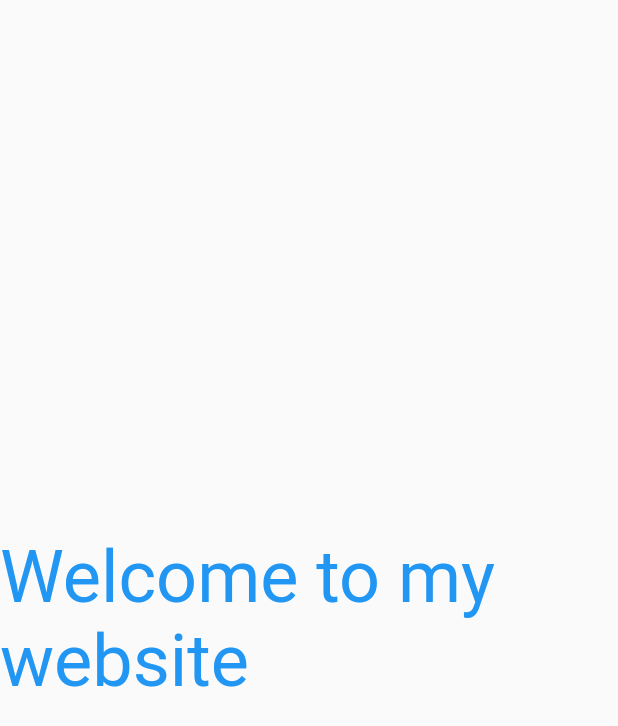
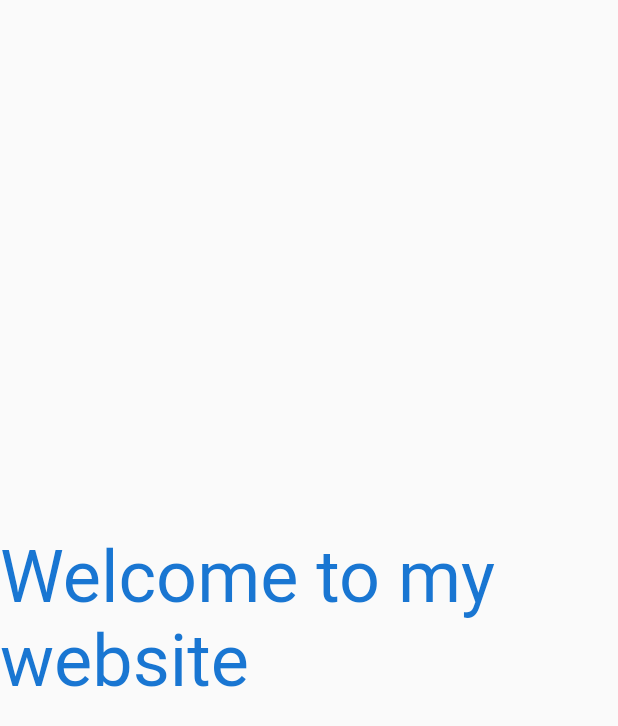
Before and after one commit to xihadulislam/xihadulislam.github.io, a Flutter app: the screen it shows after launch, on a phone screen of 412 x 824 dp. Shown: the top 726 px of the screen. Run offline on Flutter 3.47's test engine with Material 2 defaults, Android fonts, the light colour scheme and no system bars.

Commit message:
init commit..

```diff
--- a/lib/main.dart
+++ b/lib/main.dart
@@ -40,7 +40,7 @@ class _MyHomePageState extends State<MyHomePage> {
           mainAxisAlignment: MainAxisAlignment.center,
           children: <Widget>[
 
-            Text("Welcome to my website",style: TextStyle(fontSize: 48,color: Theme.of(context).primaryColor),)
+            Text("Welcome to my website",style: TextStyle(fontSize: 48,color: Theme.of(context).primaryColorDark),)
 
           ],
         ),
```
